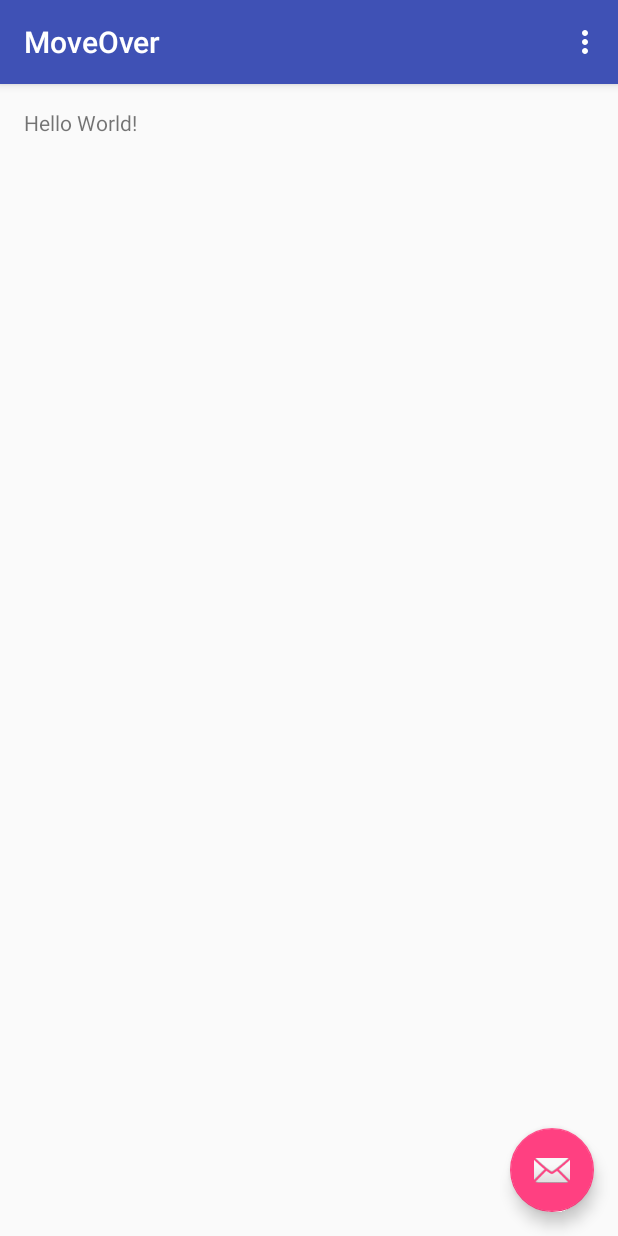
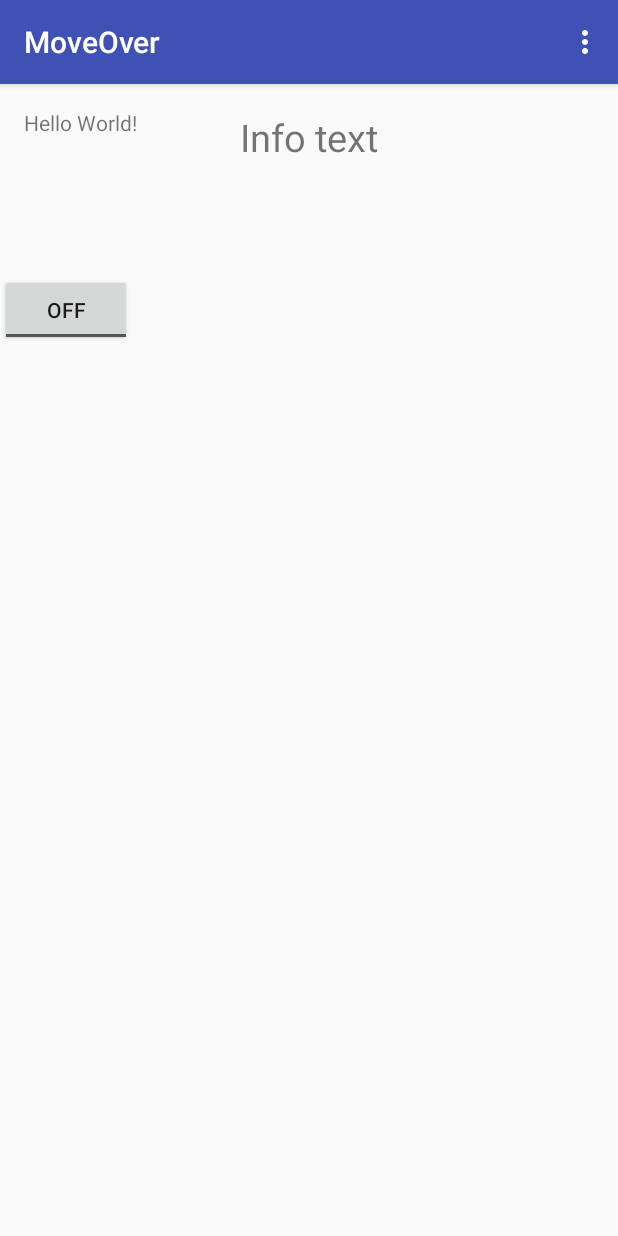
Before and after one commit to jhillkwaj/MoveOver, an Android app: the screen it shows after launch (MainActivity), on a phone screen of 412 x 824 dp. Run offline under Robolectric (Android 15) with nearby library versions, the phone set to English and light mode, and no system bars.

Commit message:
Sender UI

```diff
--- a/Sender/MyApplication/app/src/main/java/com/example/moveover/moveover/MainActivity.java
+++ b/Sender/MyApplication/app/src/main/java/com/example/moveover/moveover/MainActivity.java
@@ -8,26 +8,55 @@ import android.support.v7.widget.Toolbar;
 import android.view.View;
 import android.view.Menu;
 import android.view.MenuItem;
+import android.app.Activity;
+import android.os.Bundle;
+import android.view.View;
+import android.view.View.OnClickListener;
+import android.widget.Button;
+import android.widget.Toast;
+import android.widget.ToggleButton;
 
 public class MainActivity extends AppCompatActivity {
 
+    private ToggleButton toggleButton1;
     @Override
     protected void onCreate(Bundle savedInstanceState) {
+
         super.onCreate(savedInstanceState);
         setContentView(R.layout.activity_main);
+        addListenerOnButton();
         Toolbar toolbar = (Toolbar) findViewById(R.id.toolbar);
         setSupportActionBar(toolbar);
 
-        FloatingActionButton fab = (FloatingActionButton) findViewById(R.id.fab);
-        fab.setOnClickListener(new View.OnClickListener() {
+
+        /*FloatingActionButton fab = (FloatingActionButton) findViewById(R.id.fab);
+        //fab.setOnClickListener(new View.OnClickListener() {
             @Override
             public void onClick(View view) {
                 Snackbar.make(view, "Replace with your own action", Snackbar.LENGTH_LONG)
                         .setAction("Action", null).show();
             }
-        });
+        });*/
     }
 
+    public void addListenerOnButton() {
+
+        toggleButton1 = (ToggleButton) findViewById(R.id.toggleButton1);
+
+        toggleButton1.setOnClickListener(new OnClickListener() {
+
+            @Override
+            public void onClick(View v) {
+
+                //do something. result is "gettext"
+                //if "ON" then turn on location signal
+                //if "off" then turn off location signal
+
+            }
+
+        });
+
+    }
     @Override
     public boolean onCreateOptionsMenu(Menu menu) {
         // Inflate the menu; this adds items to the action bar if it is present.
--- a/Sender/MyApplication/app/src/main/res/layout/activity_main.xml
+++ b/Sender/MyApplication/app/src/main/res/layout/activity_main.xml
@@ -1,17 +1,16 @@
-<?xml version="1.0" encoding="utf-8"?>
-<android.support.design.widget.CoordinatorLayout xmlns:android="http://schemas.android.com/apk/res/android"
+
+<android.support.design.widget.CoordinatorLayout
+    xmlns:android="http://schemas.android.com/apk/res/android"
     xmlns:app="http://schemas.android.com/apk/res-auto"
     xmlns:tools="http://schemas.android.com/tools"
     android:layout_width="match_parent"
     android:layout_height="match_parent"
     android:fitsSystemWindows="true"
     tools:context="com.example.moveover.moveover.MainActivity">
-
     <android.support.design.widget.AppBarLayout
+        android:layout_height="wrap_content"
         android:layout_width="match_parent"
-        android:layout_height="wrap_content"
         android:theme="@style/AppTheme.AppBarOverlay">
-
         <android.support.v7.widget.Toolbar
             android:id="@+id/toolbar"
             android:layout_width="match_parent"
@@ -20,15 +19,24 @@
             app:popupTheme="@style/AppTheme.PopupOverlay" />
 
     </android.support.design.widget.AppBarLayout>
-
-    <include layout="@layout/content_main" />
-
-    <android.support.design.widget.FloatingActionButton
-        android:id="@+id/fab"
-        android:layout_width="wrap_content"
-        android:layout_height="wrap_content"
-        android:layout_gravity="bottom|end"
-        android:layout_margin="@dimen/fab_margin"
-        android:src="@android:drawable/ic_dialog_email" />
-
+    <include layout="@layout/content_main"/>
+    <LinearLayout
+        xmlns:android="http://schemas.android.com/apk/res/android"
+        android:orientation="vertical"
+        android:layout_width="fill_parent"
+        android:layout_height="fill_parent"
+        android:weightSum="1">
+        <TextView
+            android:layout_width="fill_parent"
+            android:layout_height="wrap_content"
+            android:text="Info text"
+            android:layout_weight="0.20"
+            android:gravity="center"
+            android:textSize="25sp" />
+        <ToggleButton
+            android:id="@+id/toggleButton1"
+            android:layout_width="wrap_content"
+            android:layout_height="wrap_content"
+            android:text="ToggleButton" />
+    </LinearLayout>
 </android.support.design.widget.CoordinatorLayout>
--- a/Sender/MyApplication/app/src/main/res/values/strings.xml
+++ b/Sender/MyApplication/app/src/main/res/values/strings.xml
@@ -1,4 +1,7 @@
 <resources>
     <string name="app_name">MoveOver</string>
     <string name="action_settings">Settings</string>
+    <string name="toggle_turn_on">Turn On</string>
+    <string name="toggle_turn_off">Turn Off</string>
+    <string name="btn_display">Display</string>
 </resources>
```
